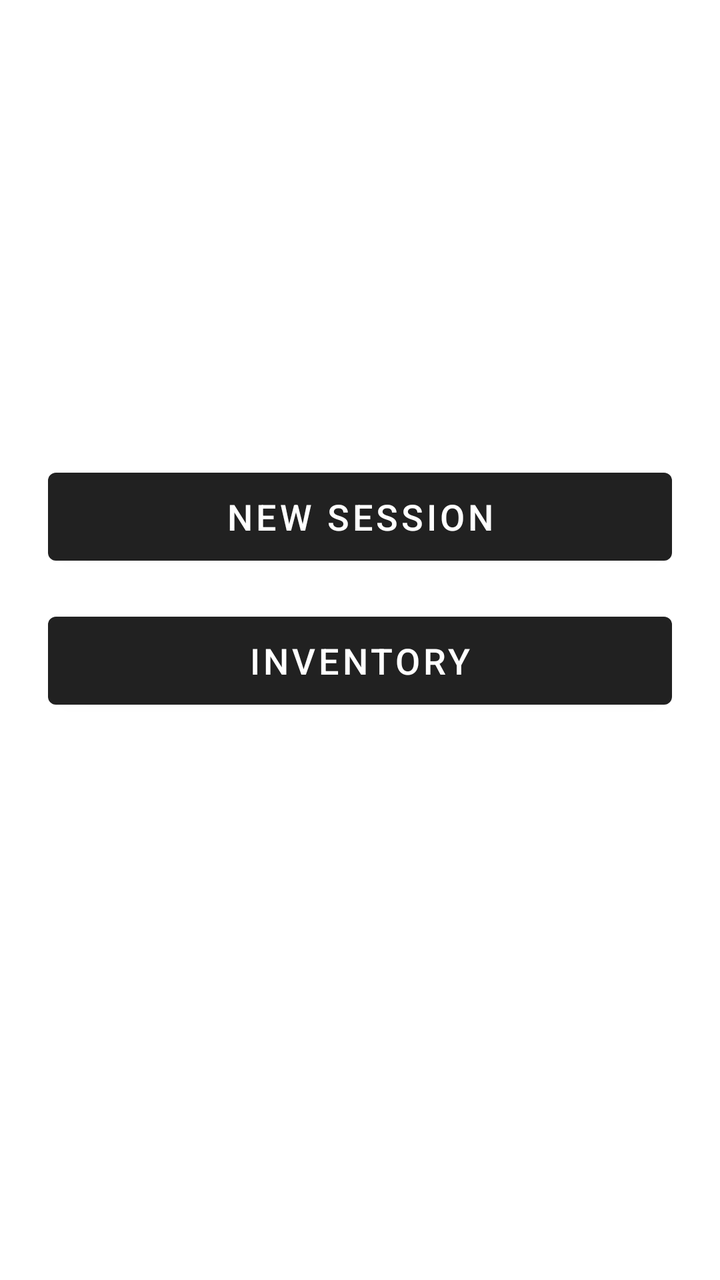
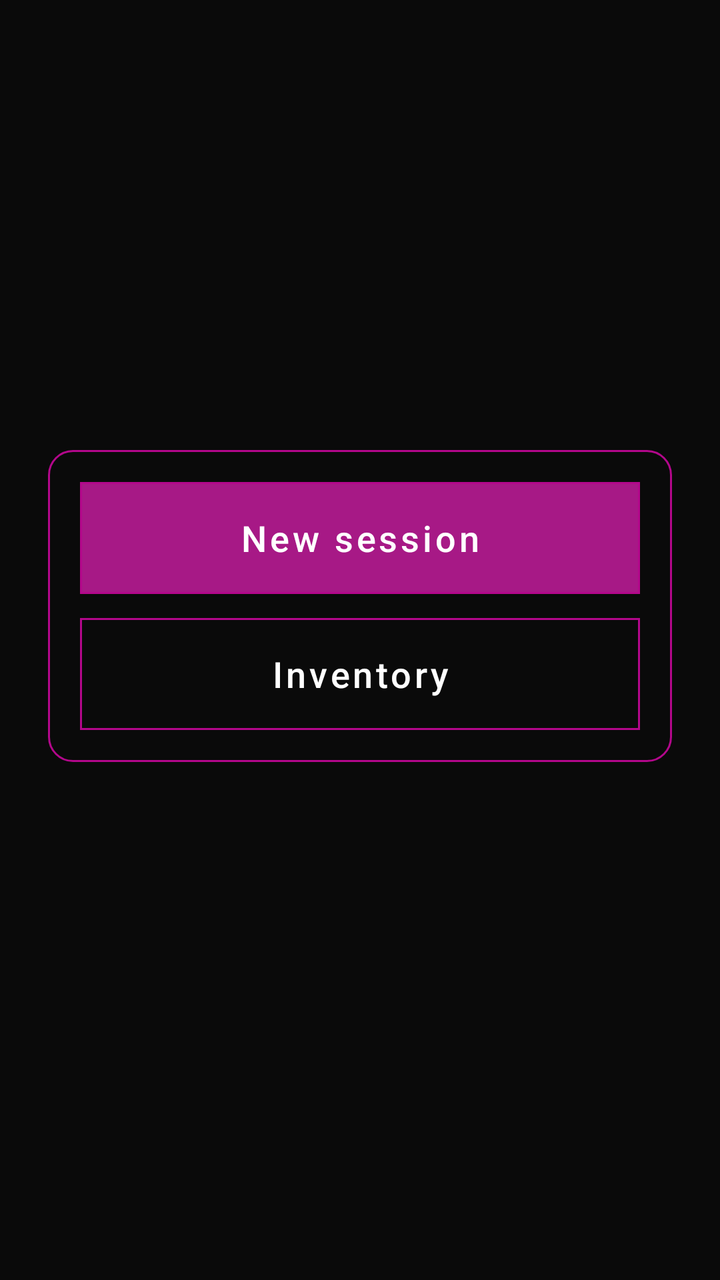

Two renders of the same Android screen: before a commit and after it. Below are the layout's source before the change and the commit's diff.
<!-- AndroidManifest.xml: application theme Theme.Inventory -->
<!-- res/layout/activity_main.xml -->
<?xml version="1.0" encoding="utf-8"?>
<LinearLayout xmlns:android="http://schemas.android.com/apk/res/android"
    android:layout_width="match_parent"
    android:layout_height="match_parent"
    android:orientation="vertical"
    android:gravity="center_vertical"
    android:padding="24dp">

    <Button
        android:id="@+id/btn_continue"
        android:layout_width="match_parent"
        android:layout_height="wrap_content"
        android:minHeight="56dp"
        android:textSize="18sp"
        android:visibility="gone"
        android:layout_marginBottom="16dp"/>

    <Button
        android:id="@+id/btn_new_session"
        android:layout_width="match_parent"
        android:layout_height="wrap_content"
        android:minHeight="56dp"
        android:textSize="18sp"
        android:layout_marginBottom="16dp"
        android:text="@string/home_new_session" />

    <Button
        android:id="@+id/btn_inventory"
        android:layout_width="match_parent"
        android:layout_height="wrap_content"
        android:minHeight="56dp"
        android:textSize="18sp"
        android:text="@string/home_inventory" />

    <TextView
        android:id="@+id/server_status"
        android:layout_width="match_parent"
        android:layout_height="wrap_content"
        android:layout_marginTop="32dp"
        android:gravity="center"
        android:textSize="14sp" />

</LinearLayout>
<!-- resources referenced by this layout -->
<resources>
  <style name="Base.Theme.Inventory" parent="Theme.MaterialComponents.DayNight.DarkActionBar">
          
      </style>
  <!-- unchanged entries left out for length: 3 -->
</resources>

<!-- the commit's change to res/layout/activity_main.xml (unified diff, before → after) -->
@@ -2,42 +2,51 @@
 <LinearLayout xmlns:android="http://schemas.android.com/apk/res/android"
     android:layout_width="match_parent"
     android:layout_height="match_parent"
+    android:gravity="center_vertical"
     android:orientation="vertical"
-    android:gravity="center_vertical"
     android:padding="24dp">
 
-    <Button
-        android:id="@+id/btn_continue"
+    <LinearLayout
         android:layout_width="match_parent"
         android:layout_height="wrap_content"
-        android:minHeight="56dp"
-        android:textSize="18sp"
-        android:visibility="gone"
-        android:layout_marginBottom="16dp"/>
+        android:background="@drawable/bg_card"
+        android:orientation="vertical"
+        android:padding="16dp">
 
-    <Button
-        android:id="@+id/btn_new_session"
-        android:layout_width="match_parent"
-        android:layout_height="wrap_content"
-        android:minHeight="56dp"
-        android:textSize="18sp"
-        android:layout_marginBottom="16dp"
-        android:text="@string/home_new_session" />
+        <Button
+            android:id="@+id/btn_continue"
+            android:layout_width="match_parent"
+            android:layout_height="wrap_content"
+            android:layout_marginBottom="12dp"
+            android:minHeight="56dp"
+            android:textSize="18sp"
+            android:visibility="gone" />
 
-    <Button
-        android:id="@+id/btn_inventory"
-        android:layout_width="match_parent"
-        android:layout_height="wrap_content"
-        android:minHeight="56dp"
-        android:textSize="18sp"
-        android:text="@string/home_inventory" />
+        <Button
+            android:id="@+id/btn_new_session"
+            android:layout_width="match_parent"
+            android:layout_height="wrap_content"
+            android:layout_marginBottom="12dp"
+            android:minHeight="56dp"
+            android:text="@string/home_new_session"
+            android:textSize="18sp" />
+
+        <Button
+            android:id="@+id/btn_inventory"
+            style="@style/Widget.Inventory.Button.Outlined"
+            android:layout_width="match_parent"
+            android:layout_height="wrap_content"
+            android:minHeight="56dp"
+            android:text="@string/home_inventory"
+            android:textSize="18sp" />
+    </LinearLayout>
 
     <TextView
         android:id="@+id/server_status"
         android:layout_width="match_parent"
         android:layout_height="wrap_content"
-        android:layout_marginTop="32dp"
+        android:layout_marginTop="16dp"
         android:gravity="center"
-        android:textSize="14sp" />
-
+        android:textColor="@color/fd_text_faint"
+        android:textSize="13sp" />
 </LinearLayout>
<!-- resource entries referenced after the edit -->
@@ -1,8 +1,150 @@
 <!-- resources referenced by this layout -->
 <resources>
-  <style name="Base.Theme.Inventory" parent="Theme.MaterialComponents.DayNight.DarkActionBar">
-          
+  <color name="fd_text_faint">#FF71717A</color>
+  <!-- drawable bg_card (drawable) -->
+  <?xml version="1.0" encoding="utf-8"?>
+  <shape xmlns:android="http://schemas.android.com/apk/res/android" android:shape="rectangle">
+      <solid android:color="@color/fd_background" />
+      <stroke android:width="1dp" android:color="@color/fd_accent" />
+      <corners android:radius="12dp" />
+  </shape>
+  <style name="Widget.Inventory.Button.Outlined" parent="Widget.MaterialComponents.Button.OutlinedButton">
+          <item name="cornerRadius">0dp</item>
+          <item name="strokeColor">@color/fd_accent</item>
+          <item name="strokeWidth">1dp</item>
+          <item name="rippleColor">#66B3078B</item>
+          <item name="android:textAllCaps">false</item>
+          <item name="android:textColor">@color/white</item>
+          <item name="android:insetTop">0dp</item>
+          <item name="android:insetBottom">0dp</item>
       </style>
+  <color name="fd_background">#FF0A0A0A</color>
+  <color name="fd_accent">#FFB3078B</color>
+  <color name="white">#FFFFFFFF</color>
+  <style name="Base.Theme.Inventory" parent="Theme.MaterialComponents">
+          <item name="colorPrimary">@color/fd_accent_fill</item>
+          <item name="colorPrimaryVariant">@color/black</item>
+          <item name="colorOnPrimary">@color/white</item>
+          <item name="colorSecondary">@color/fd_accent</item>
+          <item name="colorSecondaryVariant">@color/fd_accent_pressed</item>
+          <item name="colorOnSecondary">@color/white</item>
+          <item name="colorSurface">@color/fd_panel</item>
+          <item name="colorOnSurface">@color/white</item>
+          <item name="android:colorBackground">@color/fd_background</item>
+          <item name="android:windowBackground">@color/fd_background</item>
+          <item name="android:statusBarColor" tools:targetApi="21">@color/black</item>
+          <item name="android:textColorPrimary">@color/fd_text</item>
+          <item name="android:textColorSecondary">@color/fd_text_muted</item>
+          <item name="android:textColorHint">@color/fd_text_faint</item>
+          <item name="colorControlNormal">@color/fd_text_faint</item>
+          <item name="colorControlActivated">@color/fd_accent</item>
+          <item name="colorControlHighlight">#33B3078B</item>
+          <item name="android:listDivider">@drawable/divider</item>
+          <item name="actionBarStyle">@style/Widget.Inventory.ActionBar</item>
+          <item name="actionMenuTextColor">@color/white</item>
+          <item name="actionMenuTextAppearance">@style/TextAppearance.Inventory.ActionMenu</item>
+          <item name="actionButtonStyle">@style/Widget.Inventory.ActionButton</item>
+          <item name="actionBarItemBackground">?attr/selectableItemBackground</item>
+          <item name="materialButtonStyle">@style/Widget.Inventory.Button</item>
+          <item name="alertDialogTheme">@style/ThemeOverlay.Inventory.Dialog</item>
+          <item name="materialAlertDialogTheme">@style/ThemeOverlay.Inventory.Dialog</item>
+          <item name="snackbarStyle">@style/Widget.Inventory.Snackbar</item>
+          <item name="snackbarTextViewStyle">@style/Widget.Inventory.SnackbarText</item>
+          <item name="snackbarButtonStyle">@style/Widget.Inventory.SnackbarButton</item>
+      </style>
+  <color name="fd_accent_fill">#FFA71986</color>
+  <color name="black">#FF000000</color>
+  <color name="fd_accent_pressed">#FF920671</color>
+  <color name="fd_panel">#FF0D0D0D</color>
+  <color name="fd_text">#FFFFFFFF</color>
+  <color name="fd_text_muted">#FF9CA3AF</color>
+  <!-- drawable divider (drawable) -->
+  <?xml version="1.0" encoding="utf-8"?>
+  <shape xmlns:android="http://schemas.android.com/apk/res/android" android:shape="rectangle">
+      <solid android:color="@color/fd_divider" />
+      <size android:height="1dp" />
+  </shape>
+  <style name="Widget.Inventory.ActionBar" parent="Widget.AppCompat.ActionBar.Solid">
+          <item name="background">@drawable/bg_action_bar</item>
+          <item name="elevation">0dp</item>
+          <item name="titleTextStyle">@style/TextAppearance.Inventory.ActionBarTitle</item>
+      </style>
+  <style name="TextAppearance.Inventory.ActionMenu" parent="TextAppearance.AppCompat.Widget.ActionBar.Menu">
+          <item name="android:textColor">@color/white</item>
+          <item name="textAllCaps">false</item>
+          <item name="android:textAllCaps">false</item>
+      </style>
+  <style name="Widget.Inventory.ActionButton" parent="Widget.AppCompat.ActionButton">
+          <item name="textAllCaps">false</item>
+          <item name="android:textAllCaps">false</item>
+          <item name="background">?attr/selectableItemBackground</item>
+      </style>
+  <style name="Widget.Inventory.Button" parent="Widget.MaterialComponents.Button">
+          <item name="cornerRadius">0dp</item>
+          <item name="strokeColor">@color/fd_accent</item>
+          <item name="strokeWidth">1dp</item>
+          <item name="android:textAllCaps">false</item>
+          <item name="android:textColor">@color/white</item>
+          <item name="android:insetTop">0dp</item>
+          <item name="android:insetBottom">0dp</item>
+          <item name="elevation">0dp</item>
+      </style>
+  <style name="ThemeOverlay.Inventory.Dialog" parent="ThemeOverlay.MaterialComponents.Dialog.Alert">
+          <item name="colorPrimary">@color/fd_link</item>
+          <item name="colorSecondary">@color/fd_accent</item>
+          <item name="colorSurface">@color/black</item>
+          <item name="colorControlActivated">@color/fd_accent</item>
+          <item name="android:windowBackground">@drawable/bg_dialog</item>
+          <item name="android:windowMinWidthMajor">80%</item>
+          <item name="android:windowMinWidthMinor">90%</item>
+          <item name="android:textColorPrimary">@color/white</item>
+          <item name="buttonBarPositiveButtonStyle">@style/Widget.Inventory.DialogButton</item>
+          <item name="buttonBarNegativeButtonStyle">@style/Widget.Inventory.DialogButton</item>
+      </style>
+  <style name="Widget.Inventory.Snackbar" parent="Widget.MaterialComponents.Snackbar">
+          <item name="backgroundTint">@color/fd_form</item>
+          <item name="actionTextColorAlpha">1</item>
+      </style>
+  <style name="Widget.Inventory.SnackbarText" parent="Widget.MaterialComponents.Snackbar.TextView">
+          <item name="android:textColor">@color/fd_text_body</item>
+      </style>
+  <style name="Widget.Inventory.SnackbarButton" parent="Widget.MaterialComponents.Button.TextButton.Snackbar">
+          <item name="android:textColor">@color/fd_link</item>
+          <item name="android:textAllCaps">false</item>
+      </style>
+  <color name="fd_divider">#6627272A</color>
+  <!-- drawable bg_action_bar (drawable) -->
+  <?xml version="1.0" encoding="utf-8"?>
+  <layer-list xmlns:android="http://schemas.android.com/apk/res/android">
+      <item>
+          <shape android:shape="rectangle">
+              <solid android:color="@color/fd_accent" />
+          </shape>
+      </item>
+      <item android:bottom="1dp">
+          <shape android:shape="rectangle">
+              <solid android:color="@color/black" />
+          </shape>
+      </item>
+  </layer-list>
+  <style name="TextAppearance.Inventory.ActionBarTitle" parent="TextAppearance.AppCompat.Widget.ActionBar.Title">
+          <item name="android:textColor">@color/white</item>
+          <item name="android:textStyle">bold</item>
+      </style>
+  <color name="fd_link">#FFEC4899</color>
+  <!-- drawable bg_dialog (drawable) -->
+  <?xml version="1.0" encoding="utf-8"?>
+  <shape xmlns:android="http://schemas.android.com/apk/res/android" android:shape="rectangle">
+      <solid android:color="@color/black" />
+      <stroke android:width="1dp" android:color="@color/fd_accent" />
+      <corners android:radius="12dp" />
+  </shape>
+  <style name="Widget.Inventory.DialogButton" parent="Widget.MaterialComponents.Button.TextButton.Dialog">
+          <item name="android:textColor">@color/fd_link</item>
+          <item name="android:textAllCaps">false</item>
+      </style>
+  <color name="fd_form">#FF1C1C1C</color>
+  <color name="fd_text_body">#FFD4D4D8</color>
   <!-- unchanged entries left out for length: 3 -->
 </resources>
 
